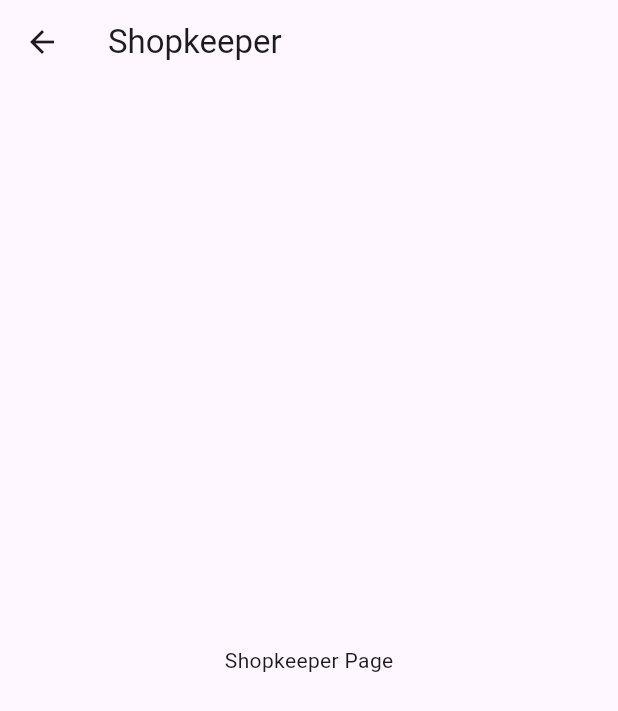
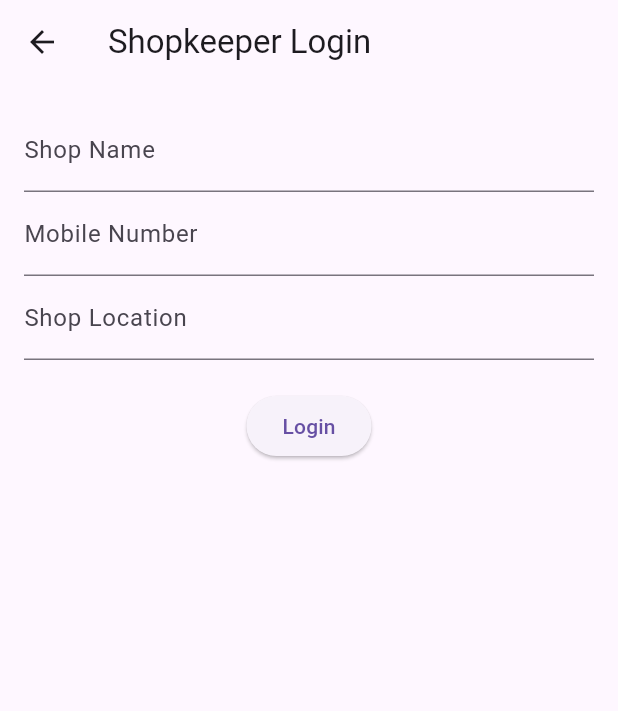
Before and after one commit to aanjeneykodesia-web/Aanjeney-, a Flutter app: the screen it shows after launch, after a tap on "Shopkeeper", on a phone screen of 412 x 824 dp. Shown: the top 711 px of the screen. Run offline on Flutter 3.47's test engine with Material 3 defaults, Android fonts, the phone set to English and light mode, and no system bars.

Commit message:
Enhance ShopkeeperLogin with input fields and navigation
Updated the ShopkeeperLogin widget to include text fields for shop name, mobile number, and shop location, along with a login button that navigates to the ShopkeeperDashboard.

```diff
--- a/lib/shopkeeper_login.dart
+++ b/lib/shopkeeper_login.dart
@@ -1,11 +1,33 @@
 import 'package:flutter/material.dart';
+import 'shopkeeper_dashboard.dart';
 
 class ShopkeeperLogin extends StatelessWidget {
+  final TextEditingController name = TextEditingController();
+  final TextEditingController phone = TextEditingController();
+  final TextEditingController location = TextEditingController();
+
   @override
   Widget build(BuildContext context) {
     return Scaffold(
-      appBar: AppBar(title: const Text("Shopkeeper")),
-      body: const Center(child: Text("Shopkeeper Page")),
+      appBar: AppBar(title: const Text("Shopkeeper Login")),
+      body: Padding(
+        padding: const EdgeInsets.all(16),
+        child: Column(
+          children: [
+            TextField(controller: name, decoration: const InputDecoration(labelText: "Shop Name")),
+            TextField(controller: phone, decoration: const InputDecoration(labelText: "Mobile Number")),
+            TextField(controller: location, decoration: const InputDecoration(labelText: "Shop Location")),
+            const SizedBox(height: 20),
+            ElevatedButton(
+              onPressed: () {
+                Navigator.push(context, MaterialPageRoute(builder: (_) => ShopkeeperDashboard()));
+              },
+              child: const Text("Login"),
+            )
+          ],
+        ),
+      ),
     );
   }
 }
+``
```
